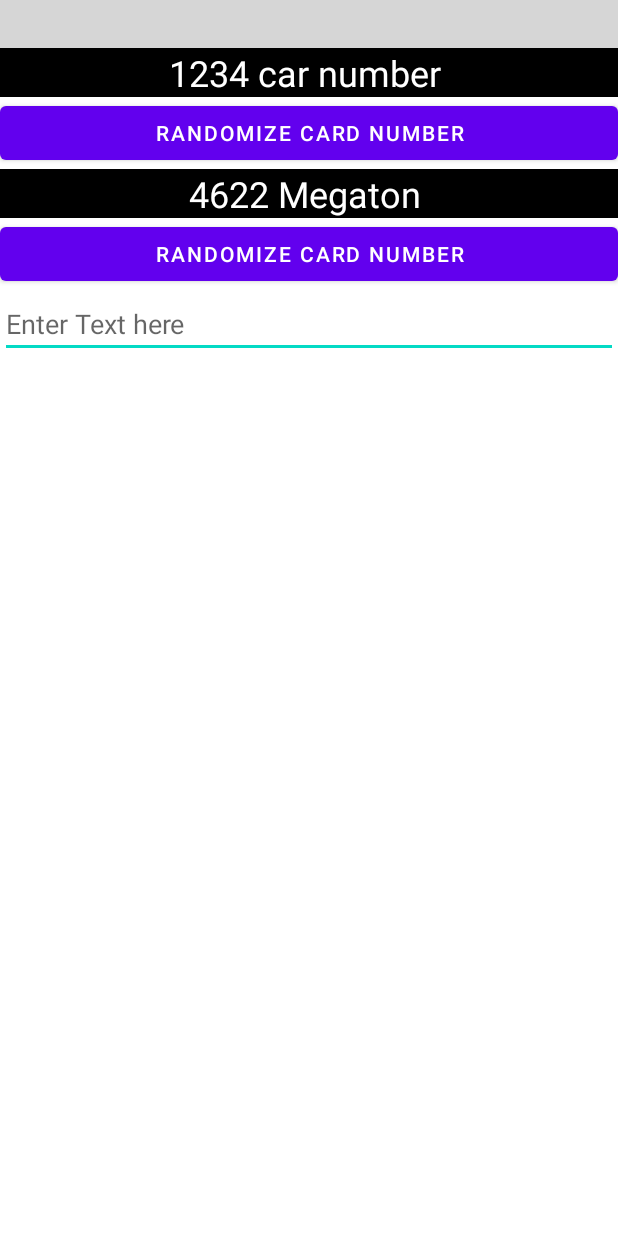
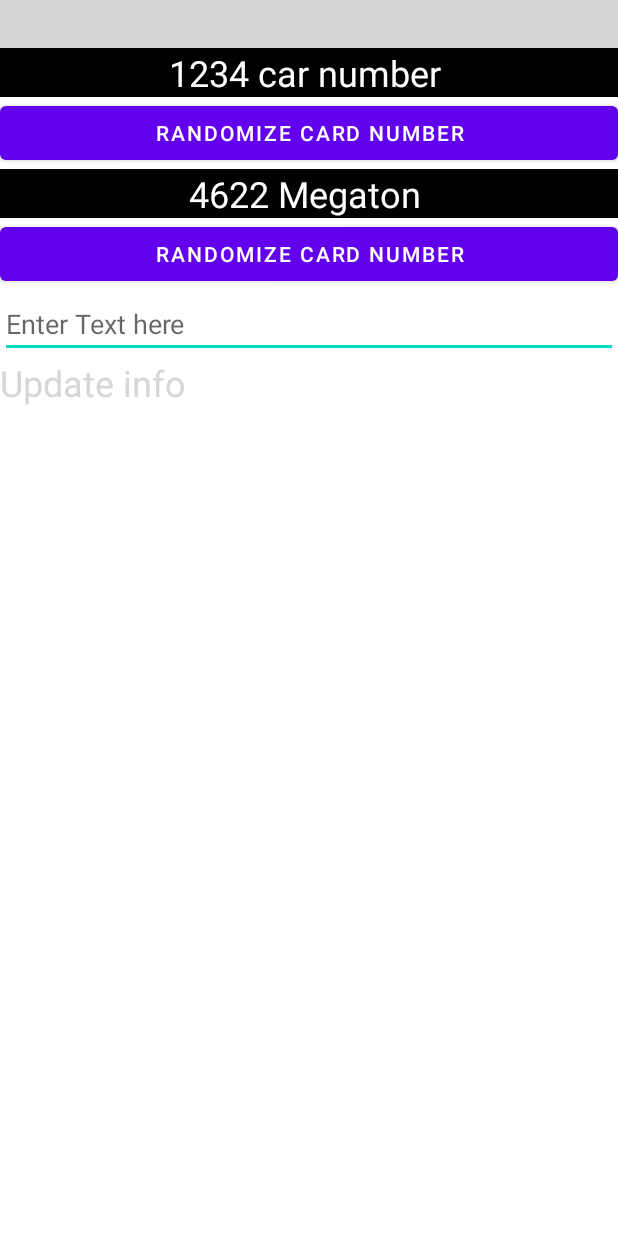
Before and after one commit to authoritydmc/CardDo, an Android app: the layout activity_main.xml on its own in the app's theme, with its tools: preview values and no code run, on a phone screen of 412 x 824 dp. Run offline under Robolectric (Android 15) with nearby library versions, the phone set to English and light mode, and no system bars; plain views replace CustomCreditCard; grey boxes are pictures that could not be loaded.

```diff
--- a/app/src/main/assets/config.json
+++ b/app/src/main/assets/config.json
@@ -1,4 +1,4 @@
 {
-  "version": "0.0.5",
-  "downloadURL": "https://authoritydmc.com"
+  "version": "0.0.7",
+  "downloadURL": "https://github.com/authoritydmc/CardDo/blob/master/app/release/app-release.apk"
 }
--- a/app/src/main/res/layout/activity_main.xml
+++ b/app/src/main/res/layout/activity_main.xml
@@ -56,8 +56,10 @@
         android:layout_height="match_parent"
         android:text="Update info"
         android:id="@+id/txtView_updateInfo"
-        android:textColor="@color/white"
-
+        android:textColor="@color/textColor"
+        android:background="@color/white"
+        android:clickable="true"
+        android:autoLink="web"
         android:textSize="24sp"/>
 </LinearLayout>
 
```
